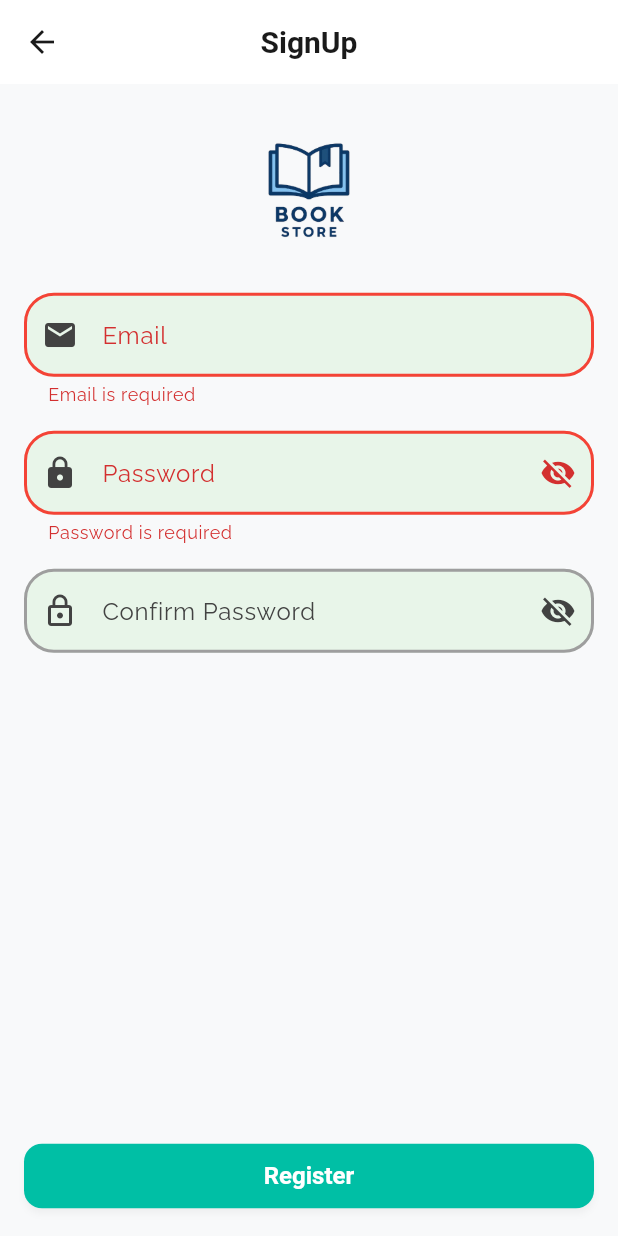
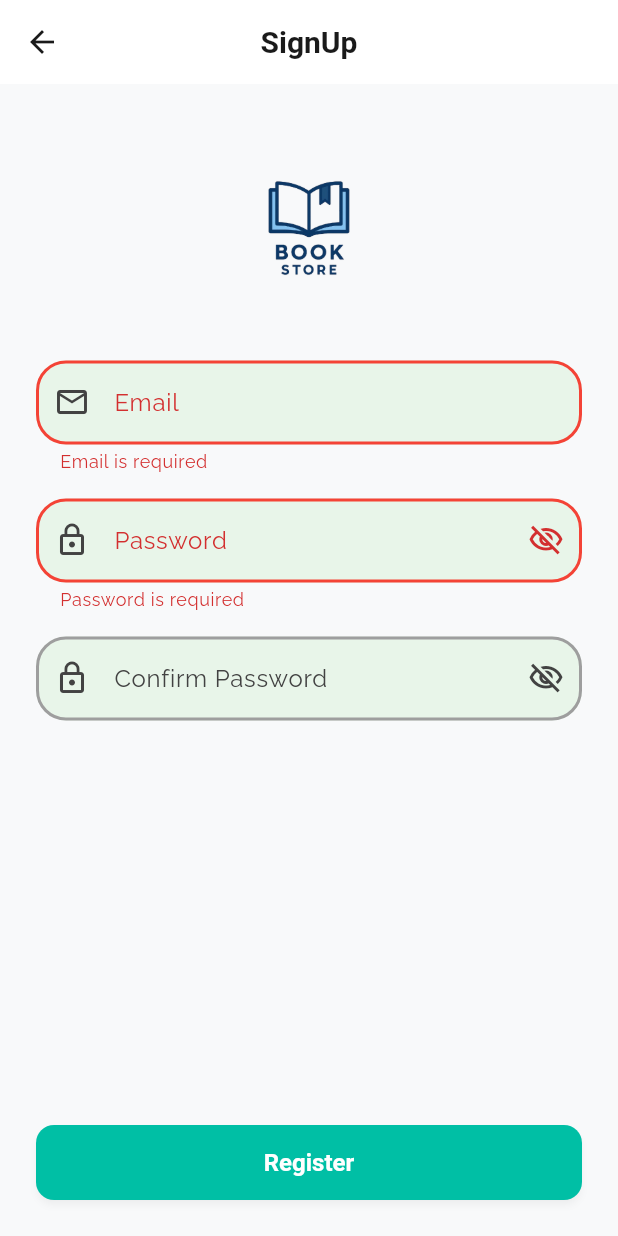
Before and after one commit to sherifashraf1/Flutter-Learning, a Flutter app: the RegistrationScreen screen opened by its route, after a tap on "Register", on a phone screen of 412 x 824 dp. Run offline on Flutter 3.47's test engine with Material 3 defaults, Android fonts, the phone set to English and light mode, and no system bars; our stand-ins replace adaptive_theme, cached_network_image, firebase_auth, firebase_core, flutter_dotenv, flutter_riverpod and 1 more; accounts and stored records are empty; statements that could not run were skipped.

Commit message:
refactor registration screen

```diff
--- a/lib/screens/auth/registration_screen.dart
+++ b/lib/screens/auth/registration_screen.dart
@@ -15,300 +15,342 @@ class RegistrationScreen extends ConsumerStatefulWidget {
 }
 
 class _RegistrationScreenState extends ConsumerState<RegistrationScreen> {
-  TextEditingController emailController = TextEditingController();
-  TextEditingController passwordController = TextEditingController();
-  TextEditingController confirmPasswordController = TextEditingController();
+  // Form controllers
+  final TextEditingController _emailController = TextEditingController();
+  final TextEditingController _passwordController = TextEditingController();
+  final TextEditingController _confirmPasswordController =
+      TextEditingController();
 
+  // Validation state
+  String? _emailError;
+  String? _passwordError;
+  String? _confirmPasswordError;
   bool _obscurePassword = true;
   bool _obscureConfirmPassword = true;
 
-  String? _emailError;
-  String? _passwordError;
-  String? _confirmPasswordError;
-  bool _hasAttemptedValidation = false;
+  // Focus nodes
   final FocusNode _emailFocusNode = FocusNode();
   final FocusNode _passwordFocusNode = FocusNode();
   final FocusNode _confirmPasswordFocusNode = FocusNode();
 
+  // Constants
+  static const double _logoWidthFactor = 0.4;
+  static const double _logoHeightFactor = 0.13;
+  static const double _horizontalPadding = 24.0;
+  static const double _verticalSpacing = 16.0;
+  static const double _sectionSpacing = 24.0;
+
   @override
   void initState() {
     super.initState();
-    // Clear errors when screen is opened, especially if fields are empty
-    if (emailController.text.isEmpty) {
-      _emailError = null;
+    _initializeControllers();
+    _initializeFocusNodes();
+    _setupValidationListeners();
+    _setupFocusListeners();
+    _unfocusOnInit();
   }
-    if (passwordController.text.isEmpty) {
-      _passwordError = null;
+
+  void _initializeControllers() {
+    _emailController = TextEditingController();
+    _passwordController = TextEditingController();
+    _confirmPasswordController = TextEditingController();
   }
-    if (confirmPasswordController.text.isEmpty) {
-      _confirmPasswordError = null;
+
+  void _initializeFocusNodes() {
+    _emailFocusNode = FocusNode();
+    _passwordFocusNode = FocusNode();
+    _confirmPasswordFocusNode = FocusNode();
   }
-    _hasAttemptedValidation = false;
-    // Add listeners for real-time validation
-    emailController.addListener(_validateEmail);
-    passwordController.addListener(_validatePassword);
-    confirmPasswordController.addListener(_validateConfirmPassword);
-    // Clear errors when fields get focus
+
+  void _setupValidationListeners() {
+    _emailController.addListener(_validateEmail);
+    _passwordController.addListener(_validatePassword);
+    _confirmPasswordController.addListener(_validateConfirmPassword);
+  }
+
+  void _setupFocusListeners() {
     _emailFocusNode.addListener(() {
       if (_emailFocusNode.hasFocus) {
-        setState(() {
-          _emailError = null;
-        });
+        setState(() => _emailError = null);
       }
     });
     _passwordFocusNode.addListener(() {
       if (_passwordFocusNode.hasFocus) {
-        setState(() {
-          _passwordError = null;
-        });
+        setState(() => _passwordError = null);
       }
     });
     _confirmPasswordFocusNode.addListener(() {
       if (_confirmPasswordFocusNode.hasFocus) {
-        setState(() {
-          _confirmPasswordError = null;
+        setState(() => _confirmPasswordError = null);
+      }
     });
   }
-    });
-    // Unfocus any fields when screen is opened and clear errors if fields are empty
+
+  void _unfocusOnInit() {
     WidgetsBinding.instance.addPostFrameCallback((_) {
-      _emailFocusNode.unfocus();
-      _passwordFocusNode.unfocus();
-      _confirmPasswordFocusNode.unfocus();
-      FocusScope.of(context).unfocus();
-      // Clear errors if fields are empty after navigation
-      if (emailController.text.isEmpty && _emailError != null) {
-        setState(() {
-          _emailError = null;
-        });
-      }
-      if (passwordController.text.isEmpty && _passwordError != null) {
-        setState(() {
-          _passwordError = null;
-        });
-      }
-      if (confirmPasswordController.text.isEmpty && _confirmPasswordError != null) {
-        setState(() {
-          _confirmPasswordError = null;
-        });
-      }
+      _unfocusAllFields();
+      _clearErrorsIfFieldsEmpty();
     });
   }
 
   @override
   void didChangeDependencies() {
     super.didChangeDependencies();
-    // Unfocus fields when route becomes inactive (navigating away)
     WidgetsBinding.instance.addPostFrameCallback((_) {
       final route = ModalRoute.of(context);
       if (route != null && !route.isCurrent) {
-        _emailFocusNode.unfocus();
-        _passwordFocusNode.unfocus();
-        _confirmPasswordFocusNode.unfocus();
-        FocusScope.of(context).unfocus();
-        // Clear errors if fields are empty when navigating away
-        if (emailController.text.isEmpty && _emailError != null) {
-          setState(() {
-            _emailError = null;
-          });
-        }
-        if (passwordController.text.isEmpty && _passwordError != null) {
-          setState(() {
-            _passwordError = null;
-          });
-        }
-        if (confirmPasswordController.text.isEmpty && _confirmPasswordError != null) {
-          setState(() {
-            _confirmPasswordError = null;
-          });
-        }
+        _unfocusAllFields();
+        _clearErrorsIfFieldsEmpty();
       }
     });
   }
 
   @override
   void dispose() {
-    // Unfocus fields before disposing
-    _emailFocusNode.unfocus();
-    _passwordFocusNode.unfocus();
-    _confirmPasswordFocusNode.unfocus();
-    // Remove listeners before disposing
-    emailController.removeListener(_validateEmail);
-    passwordController.removeListener(_validatePassword);
-    confirmPasswordController.removeListener(_validateConfirmPassword);
-    super.dispose();
-    emailController.dispose();
-    passwordController.dispose();
-    confirmPasswordController.dispose();
+    _unfocusAllFields();
+    _emailController.removeListener(_validateEmail);
+    _passwordController.removeListener(_validatePassword);
+    _confirmPasswordController.removeListener(_validateConfirmPassword);
+    _emailController.dispose();
+    _passwordController.dispose();
+    _confirmPasswordController.dispose();
     _emailFocusNode.dispose();
     _passwordFocusNode.dispose();
     _confirmPasswordFocusNode.dispose();
+    super.dispose();
   }
 
+  // Validation methods
   void _validateEmail() {
     setState(() {
-      _emailError = ValidationManager.email(emailController.text);
+      _emailError = ValidationManager.email(_emailController.text);
     });
   }
 
   void _validatePassword() {
     setState(() {
-      _passwordError = ValidationManager.password(passwordController.text);
+      _passwordError = ValidationManager.password(_passwordController.text);
     });
   }
 
   void _validateConfirmPassword() {
     setState(() {
       _confirmPasswordError = ValidationManager.confirmPassword(
-        confirmPasswordController.text,
-        passwordController.text,
+        _confirmPasswordController.text,
+        _passwordController.text,
       );
     });
   }
 
-  void _handleRegistration() {
+  void _validateAllFields() {
     setState(() {
-      _hasAttemptedValidation = true;
-      _emailError = ValidationManager.email(emailController.text);
-      _passwordError = ValidationManager.password(passwordController.text);
+      _emailError = ValidationManager.email(_emailController.text);
+      _passwordError = ValidationManager.password(_passwordController.text);
       _confirmPasswordError = ValidationManager.confirmPassword(
-        confirmPasswordController.text,
-        passwordController.text,
+        _confirmPasswordController.text,
+        _passwordController.text,
       );
     });
+  }
 
-    if (_emailError == null && _passwordError == null && _confirmPasswordError == null) {
-      ref.read(registrationStateProvider.notifier).register(
-        emailController.text,
-        passwordController.text,
+  bool get _isFormValid =>
+      _emailError == null &&
+      _passwordError == null &&
+      _confirmPasswordError == null;
+
+  // Helper methods
+  void _unfocusAllFields() {
+    _emailFocusNode.unfocus();
+    _passwordFocusNode.unfocus();
+    _confirmPasswordFocusNode.unfocus();
+    FocusScope.of(context).unfocus();
+  }
+
+  void _clearErrorsIfFieldsEmpty() {
+    if (_emailController.text.isEmpty && _emailError != null) {
+      setState(() => _emailError = null);
+    }
+    if (_passwordController.text.isEmpty && _passwordError != null) {
+      setState(() => _passwordError = null);
+    }
+    if (_confirmPasswordController.text.isEmpty &&
+        _confirmPasswordError != null) {
+      setState(() => _confirmPasswordError = null);
+    }
+  }
+
+  // Action handlers
+  void _handleRegistration() {
+    _validateAllFields();
+    if (_isFormValid) {
+      ref
+          .read(registrationStateProvider.notifier)
+          .register(
+            _emailController.text.trim(),
+            _passwordController.text.trim(),
           );
     }
+  }
+
+  void _togglePasswordVisibility() {
+    setState(() => _obscurePassword = !_obscurePassword);
+  }
+
+  void _toggleConfirmPasswordVisibility() {
+    setState(() => _obscureConfirmPassword = !_obscureConfirmPassword);
   }
 
   @override
   Widget build(BuildContext context) {
     final registrationState = ref.watch(registrationStateProvider);
-    final isLoading = registrationState.state == ViewState.loading;
 
-    // Listen to state changes and handle UI side effects
     ref.listen<DataState<void>>(registrationStateProvider, (previous, next) {
-      // Handle success state - navigate back
-      if (next.state == ViewState.success && previous?.state != ViewState.success) {
+      if (next.state == ViewState.success &&
+          previous?.state != ViewState.success) {
+        ScaffoldMessenger.of(context).showSnackBar(
+          const SnackBar(
+            content: Text("Account created successfully"),
+            backgroundColor: Colors.green,
+          ),
+        );
+        // Pop after showing the message
+        Future.delayed(const Duration(milliseconds: 500), () {
+          if (mounted) {
             Navigator.pop(context);
+          }
+        });
       }
     });
 
     return Scaffold(
-      appBar: AppBar(
-        title: const Text('SignUp'),
-      ),
+      appBar: AppBar(title: const Text('SignUp')),
       body: SafeArea(
         child: DataStateWidget<void>(
           dataState: registrationState,
-          childBuilder: (_) => _buildRegistrationForm(isLoading),
-        ),
-      ),
-      bottomNavigationBar: Padding(
-        padding: EdgeInsets.all(16),
-        child: ElevatedButton(
-          onPressed: isLoading ? null : _handleRegistration,
-          child: const Text("Register"),
+          childBuilder: (_) => _buildRegistrationForm(),
         ),
       ),
     );
   }
 
-  Widget _buildRegistrationForm(bool isLoading) {
-    final screenWidth = MediaQuery.of(context).size.width;
-    final screenHeight = MediaQuery.of(context).size.height;
+  Widget _buildRegistrationForm() {
+    final size = MediaQuery.of(context).size;
 
+    return LayoutBuilder(
+      builder: (context, constraints) {
         return SingleChildScrollView(
-      child: Padding(
-        padding: const EdgeInsets.all(16),
+          padding: const EdgeInsets.symmetric(horizontal: _horizontalPadding),
+          child: ConstrainedBox(
+            constraints: BoxConstraints(minHeight: constraints.maxHeight),
+            child: IntrinsicHeight(
               child: Column(
+                crossAxisAlignment: CrossAxisAlignment.stretch,
                 children: [
-          Theme.of(context).brightness == Brightness.dark
+                  SizedBox(height: size.height * 0.05),
+                  _buildLogo(size),
+                  SizedBox(height: _sectionSpacing * 1.5),
+                  _buildEmailField(),
+                  SizedBox(height: _verticalSpacing),
+                  _buildPasswordField(),
+                  SizedBox(height: _verticalSpacing),
+                  _buildConfirmPasswordField(),
+                  const Spacer(),
+                  Padding(
+                    padding: const EdgeInsets.only(
+                      top: _sectionSpacing,
+                      bottom: _horizontalPadding,
+                    ),
+                    child: _buildRegisterButton(),
+                  ),
+                ],
+              ),
+            ),
+          ),
+        );
+      },
+    );
+  }
+
+  Widget _buildLogo(Size size) {
+    final isDark = Theme.of(context).brightness == Brightness.dark;
+    final logo = Image.asset(
+      'assets/images/logo.png',
+      width: size.width * _logoWidthFactor,
+      height: size.height * _logoHeightFactor,
+      fit: BoxFit.contain,
+    );
+
+    return Center(
+      child: isDark
           ? ColorFiltered(
               colorFilter: const ColorFilter.mode(
                 Colors.white,
                 BlendMode.srcIn,
               ),
-            child: Image.asset(
-              'assets/images/logo.png',
-              width: screenWidth * 0.4,
-              height: screenHeight * 0.13,
-              fit: BoxFit.contain,
-            ),
+              child: logo,
             )
-              : Image.asset(
-            'assets/images/logo.png',
-            width: screenWidth * 0.4,
-            height: screenHeight * 0.13,
-            fit: BoxFit.contain,
-          ),
+          : logo,
+    );
+  }
 
-          const SizedBox(height: 16),
-
-          AppTextFormFieldWidget(
+  Widget _buildEmailField() {
+    return AppTextFormFieldWidget(
       label: "Email",
-            controller: emailController,
+      controller: _emailController,
       focusNode: _emailFocusNode,
-            prefixIcon: const Icon(Icons.email),
+      prefixIcon: const Icon(Icons.email_outlined),
       errorText: _emailError,
       validator: ValidationManager.email,
-          ),
+    );
+  }
 
-          const SizedBox(height: 16),
-
-          AppTextFormFieldWidget(
+  Widget _buildPasswordField() {
+    return AppTextFormFieldWidget(
       label: "Password",
-              controller: passwordController,
+      controller: _passwordController,
       focusNode: _passwordFocusNode,
-              prefixIcon: const Icon(Icons.lock),
+      prefixIcon: const Icon(Icons.lock_outline),
       obscure: _obscurePassword,
       suffixIcon: IconButton(
         icon: Icon(
-                    _obscurePassword ? Icons.visibility_off : Icons.visibility),
-                onPressed: () =>
-                    setState(() {
-                      _obscurePassword = !_obscurePassword;
-                    }),
+          _obscurePassword
+              ? Icons.visibility_off_outlined
+              : Icons.visibility_outlined,
+        ),
+        onPressed: _togglePasswordVisibility,
       ),
       errorText: _passwordError,
-              validator: ValidationManager.password
-          ),
+      validator: ValidationManager.password,
+    );
+  }
 
-          const SizedBox(height: 16),
-
-          AppTextFormFieldWidget(
+  Widget _buildConfirmPasswordField() {
+    return AppTextFormFieldWidget(
       label: "Confirm Password",
-              controller: confirmPasswordController,
+      controller: _confirmPasswordController,
       focusNode: _confirmPasswordFocusNode,
       prefixIcon: const Icon(Icons.lock_outline),
       obscure: _obscureConfirmPassword,
       suffixIcon: IconButton(
-                  icon: Icon(_obscureConfirmPassword ? Icons.visibility_off : Icons
-                      .visibility),
-                  onPressed: () =>
-                      setState(() {
-                        _obscureConfirmPassword = !_obscureConfirmPassword;
-                      },)),
+        icon: Icon(
+          _obscureConfirmPassword
+              ? Icons.visibility_off_outlined
+              : Icons.visibility_outlined,
+        ),
+        onPressed: _toggleConfirmPasswordVisibility,
+      ),
       errorText: _confirmPasswordError,
       validator: (value) =>
-                  ValidationManager.confirmPassword(value, passwordController.text)
-          ),
+          ValidationManager.confirmPassword(value, _passwordController.text),
+    );
+  }
 
-          const SizedBox(height: 40),
-
-          // SizedBox(
-          //   width: MediaQuery.of(context).size.width,
-          //   child: ElevatedButton(
-          //     onPressed: isLoading ? null : _handleRegistration,
-          //     child: const Text("Register"),
-          //   ),
-          // ),
-        ],
-        ),
+  Widget _buildRegisterButton() {
+    return SizedBox(
+      height: 50,
+      child: ElevatedButton(
+        onPressed: _handleRegistration,
+        child: const Text("Register"),
       ),
     );
   }
```
Lines whose indentation alone changed are shown as unchanged.
